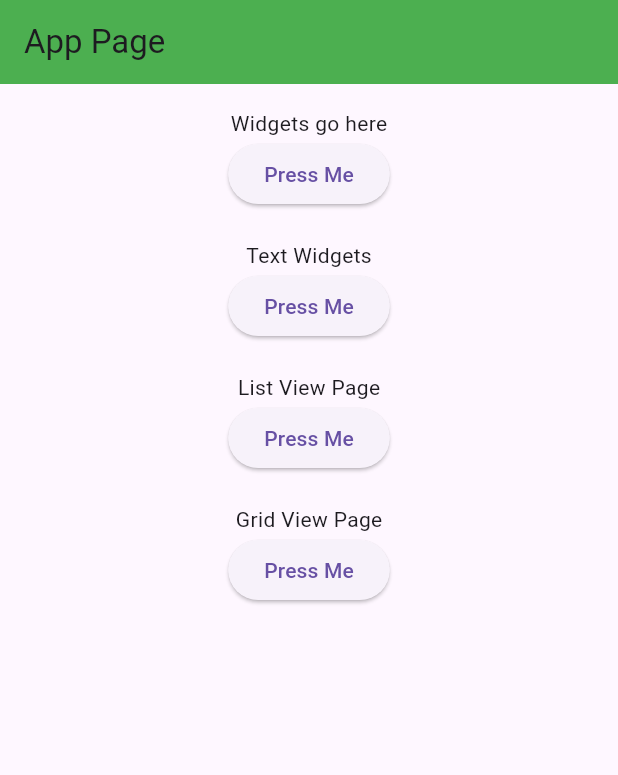
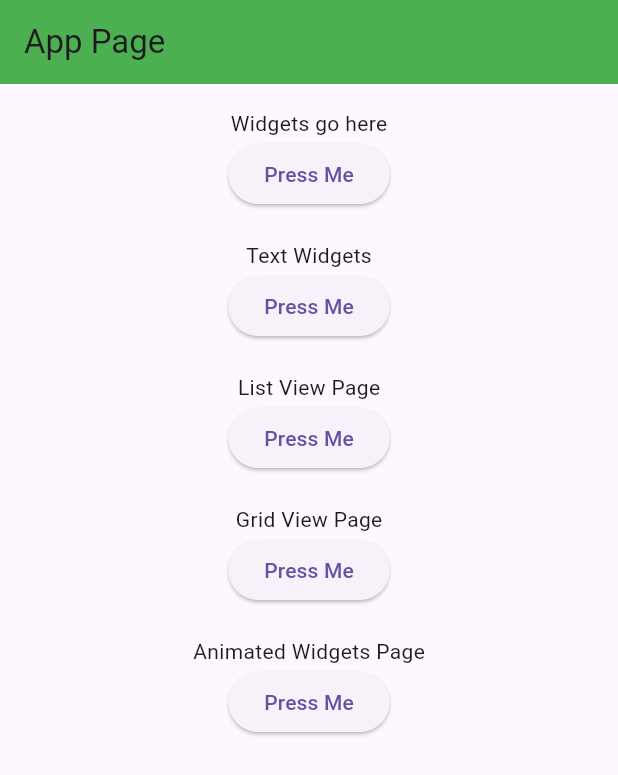
Before and after one commit to Iskander2323/bloc_and_gorouter_empty_app, a Flutter app: the screen it shows after launch, on a phone screen of 412 x 824 dp. Shown: the top 775 px of the screen. Run offline on Flutter 3.47's test engine with Material 3 defaults, Android fonts, the phone set to English and light mode, and no system bars; our stand-ins replace bloc, equatable, flutter_bloc, go_router.

Commit message:
Update app_page_body.dart

```diff
--- a/lib/components/app_page/ui/app_page_body.dart
+++ b/lib/components/app_page/ui/app_page_body.dart
@@ -55,6 +55,14 @@ class _AppPageBodyState extends State<AppPageBody> {
                 },
                 child: const Text('Press Me'),
               ),
+               SizedBox(height: 20),
+              const Text('Animated Widgets Page'),
+              ElevatedButton(
+                onPressed: () {
+                  context.goNamed('animated_widgets_page');
+                },
+                child: const Text('Press Me'),
+              ),
             ],
           ),
         ),
```
